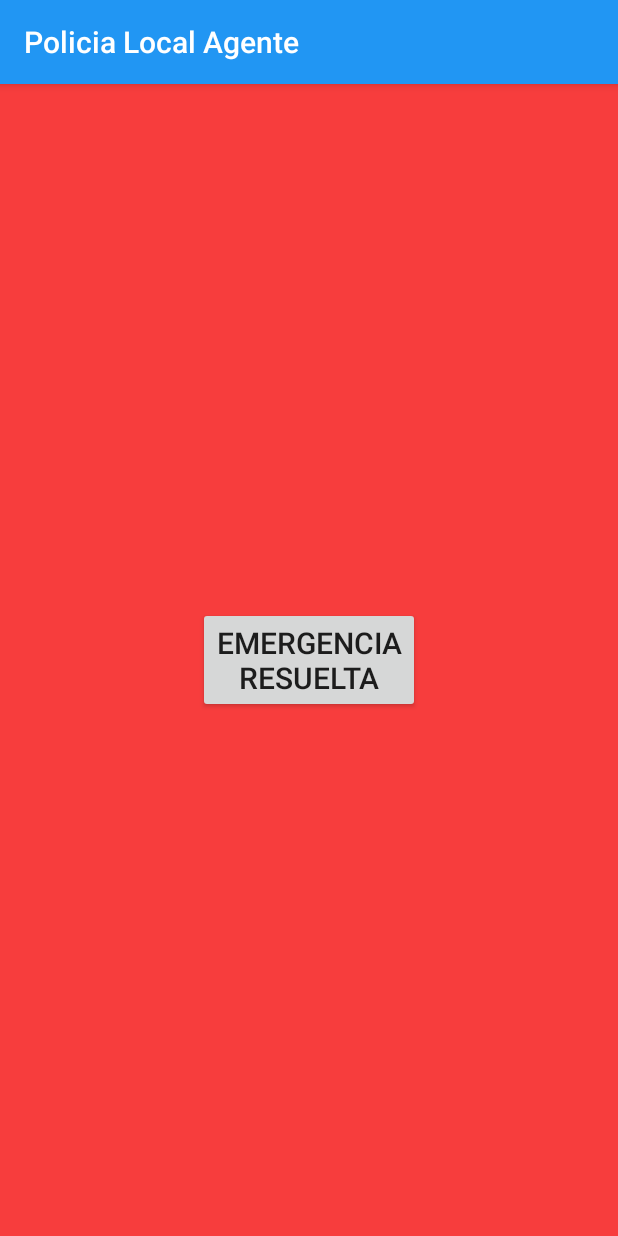
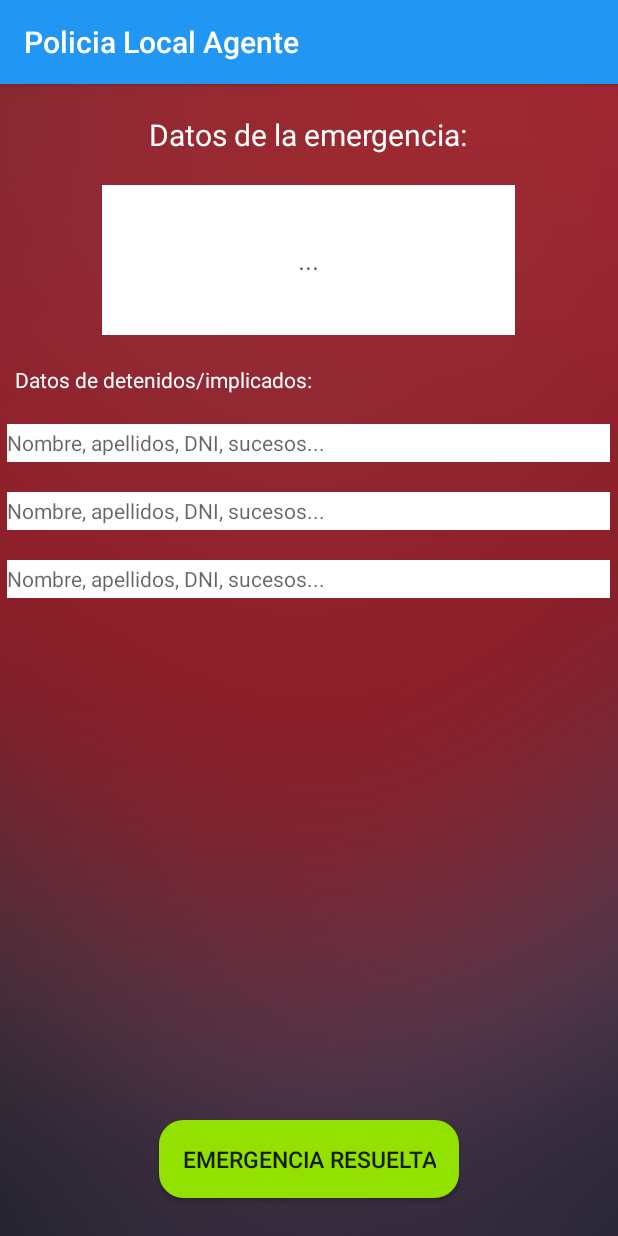
Before and after one commit to sergioloc/JefaturaPoliciaAgente, an Android app: the EmergenciaActivity screen opened directly, with no data from a screen before it, on a phone screen of 412 x 824 dp. Run offline under Robolectric (Android 15) with nearby library versions, the phone set to English and light mode, and no system bars; our stand-ins replace Firebase (no records; nobody signed in at launch, a user with empty details on screens opened directly).

Commit message:
Cambios en las emergencias

```diff
--- a/app/build.gradle
+++ b/app/build.gradle
@@ -5,7 +5,7 @@ android {
     buildToolsVersion '27.0.3'
     defaultConfig {
         applicationId "com.cdi.practica.jefaturapoliciaagente"
-        minSdkVersion 15
+        minSdkVersion 16
         targetSdkVersion 26
         versionCode 1
         versionName "1.0"
--- a/app/src/main/res/layout/activity_emergencia.xml
+++ b/app/src/main/res/layout/activity_emergencia.xml
@@ -4,18 +4,93 @@
     xmlns:tools="http://schemas.android.com/tools"
     android:layout_width="match_parent"
     android:layout_height="match_parent"
-    android:background="@color/red"
+    android:background="@drawable/darkred"
     tools:context="com.cdi.practica.jefaturapoliciaagente.EmergenciaActivity">
 
+    <TextView
+        android:id="@+id/tv1"
+        android:layout_width="wrap_content"
+        android:layout_height="wrap_content"
+        android:text="Datos de la emergencia:"
+        android:layout_centerHorizontal="true"
+        android:layout_marginTop="20dp"
+        android:textColor="#FFFFFF"
+        android:textSize="20dp"/>
+
+    <EditText
+        android:id="@+id/t0"
+        android:layout_width="275dp"
+        android:layout_height="100dp"
+        android:layout_below="@+id/tv1"
+        android:layout_centerHorizontal="true"
+        android:gravity="center"
+        android:textColor="@color/colorPrimaryText"
+        android:hint="..."
+        android:background="@color/colorTextIcons"
+        android:layout_marginTop="20dp"/>
+
+    <TextView
+        android:id="@+id/tv2"
+        android:layout_width="wrap_content"
+        android:layout_height="wrap_content"
+        android:text="Datos de detenidos/implicados:"
+        android:layout_marginLeft="10dp"
+        android:layout_marginTop="20dp"
+        android:layout_below="@+id/t0"
+        android:textColor="#FFFFFF"
+        android:textSize="14dp"/>
+
+    <EditText
+    android:id="@+id/t1"
+    android:layout_width="match_parent"
+    android:layout_height="25dp"
+        android:layout_marginLeft="10dp"
+        android:layout_below="@+id/tv2"
+    android:layout_centerHorizontal="true"
+    android:textColor="@color/colorPrimaryText"
+        android:textSize="14dp"
+        android:hint="Nombre, apellidos, DNI, sucesos..."
+    android:background="@color/colorTextIcons"
+    android:layout_marginTop="20dp"/>
+
+    <EditText
+        android:id="@+id/t2"
+        android:layout_width="match_parent"
+        android:layout_height="25dp"
+        android:layout_centerHorizontal="true"
+        android:layout_marginLeft="10dp"
+        android:layout_below="@+id/t1"
+        android:textColor="@color/colorPrimaryText"
+        android:hint="Nombre, apellidos, DNI, sucesos..."
+        android:textSize="14dp"
+        android:background="@color/colorTextIcons"
+        android:layout_marginTop="20dp"/>
+
+    <EditText
+        android:id="@+id/t3"
+        android:layout_width="match_parent"
+        android:layout_height="25dp"
+        android:layout_centerHorizontal="true"
+        android:layout_marginLeft="10dp"
+        android:layout_below="@+id/t2"
+        android:textColor="@color/colorPrimaryText"
+        android:hint="Nombre, apellidos, DNI, sucesos..."
+        android:textSize="14dp"
+        android:background="@color/colorTextIcons"
+        android:layout_marginTop="20dp"/>
 
     <Button
         android:id="@+id/comletada"
-        android:layout_width="wrap_content"
+        android:layout_width="200dp"
         android:layout_height="wrap_content"
         android:layout_centerHorizontal="true"
-        android:layout_centerVertical="true"
-        android:textSize="20dp"
-        android:text="Emergencia\nresuelta"/>
+        android:gravity="center"
+        android:layout_alignParentBottom="true"
+        android:layout_marginBottom="25dp"
+        android:textSize="15dp"
+        android:text="Emergencia resuelta"
+        android:background="@drawable/button_bg_rounded_corners"
+        android:padding="15dp"/>
 
 
 </RelativeLayout>
```
Also changed, not shown: app/src/main/res/drawable-hdpi/darkred.jpg (added).
